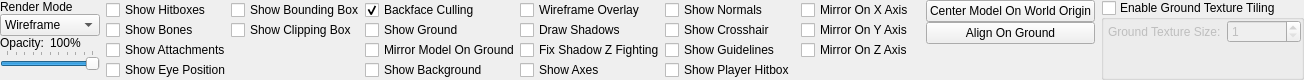
The window that src/tools/hlam/ui/assets/studiomodel/dockpanels/StudioModelModelDisplayPanel.ui (SamVanheer/HalfLifeAssetManager) describes before a commit, drawn with Qt 5.
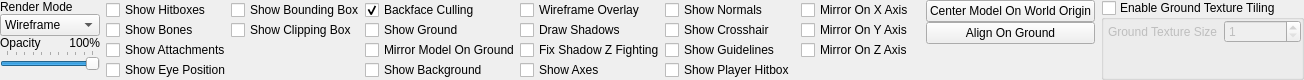
The same window after the commit.

```diff
--- a/src/tools/hlam/ui/assets/studiomodel/dockpanels/StudioModelModelDisplayPanel.ui
+++ b/src/tools/hlam/ui/assets/studiomodel/dockpanels/StudioModelModelDisplayPanel.ui
@@ -68,7 +68,7 @@
       <item row="2" column="0">
        <widget class="QLabel" name="label_2">
         <property name="text">
-         <string>Opacity:</string>
+         <string>Opacity</string>
         </property>
        </widget>
       </item>
@@ -90,6 +90,9 @@
         <property name="text">
          <string>100%</string>
         </property>
+        <property name="alignment">
+         <set>Qt::AlignRight|Qt::AlignTrailing|Qt::AlignVCenter</set>
+        </property>
        </widget>
       </item>
       <item row="0" column="0" colspan="2">
@@ -517,7 +520,7 @@
       <item row="0" column="0">
        <widget class="QLabel" name="label_3">
         <property name="text">
-         <string>Ground Texture Size:</string>
+         <string>Ground Texture Size</string>
         </property>
        </widget>
       </item>
```
